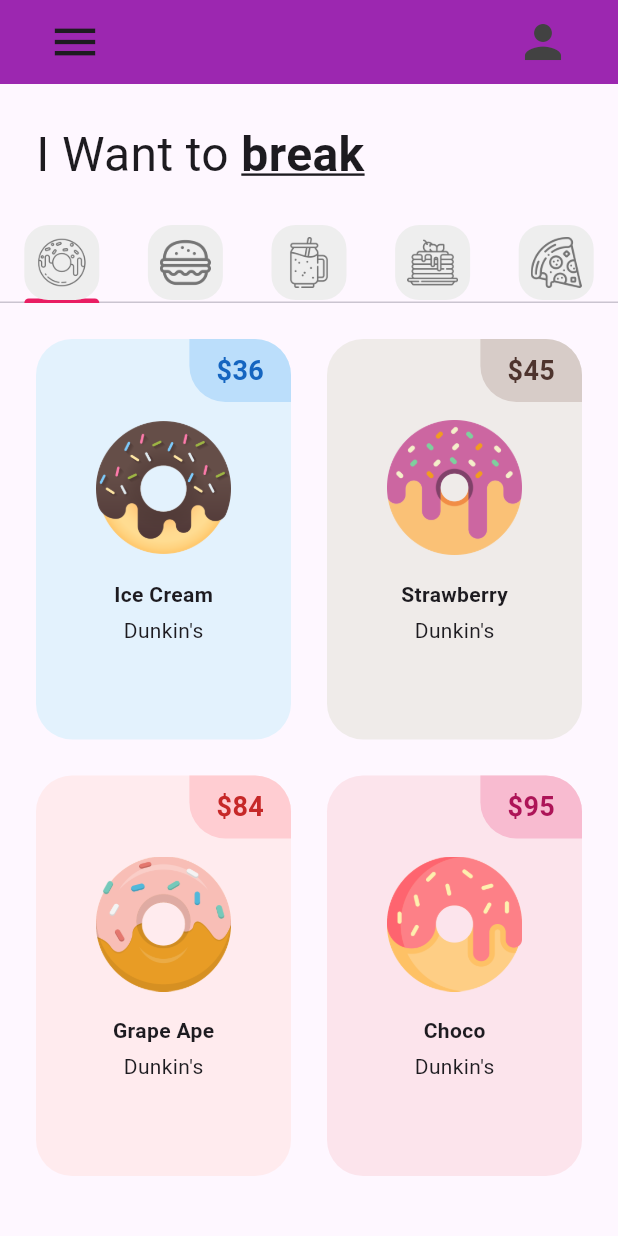
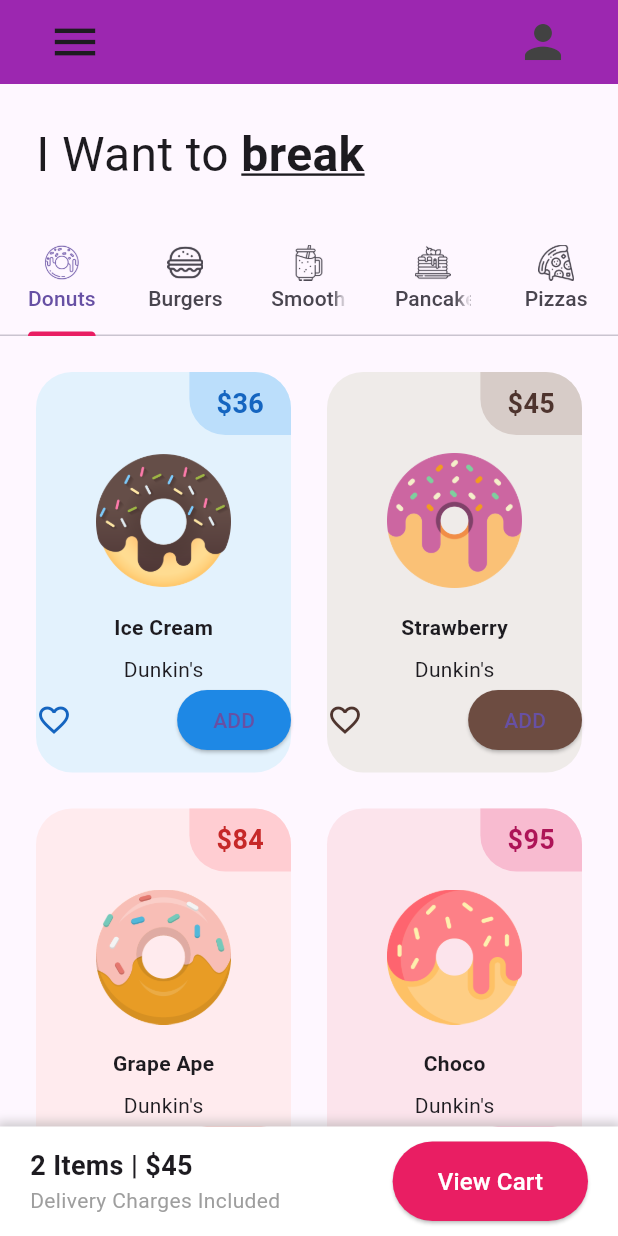
Before and after one commit to DiegoCruz117/reto1_donut_app_diego_cruz, a Flutter app: the screen it shows after launch, on a phone screen of 412 x 824 dp. Run offline on Flutter 3.47's test engine with Material 3 defaults, Android fonts, the light colour scheme and no system bars.

Commit message:
cierre_de_practica_1

```diff
--- a/lib/main.dart
+++ b/lib/main.dart
@@ -11,6 +11,7 @@
   @override
   Widget build(BuildContext context) {
     return  MaterialApp(
+      debugShowCheckedModeBanner: false,
       home: const HomePage(),
       theme: ThemeData(
         tabBarTheme: const TabBarTheme(indicatorColor: Colors.pink)),
--- a/lib/pages/home_page.dart
+++ b/lib/pages/home_page.dart
@@ -4,7 +4,6 @@
 import '../tab/pancake_tab.dart';
 import '../tab/pizza_tab.dart';
 import '../tab/smoothie_tab.dart';
-import '../utils/my_tab.dart';
 
 class HomePage extends StatefulWidget {
   const HomePage({super.key});
@@ -16,65 +15,166 @@
 class _HomePageState extends State<HomePage> {
   @override
   Widget build(BuildContext context) {
+    List<Tab> myTabs = [
+    // Donut tab
+    Tab(
+      icon: const ImageIcon(AssetImage('lib/icons/donut.png')),
+      text: 'Donuts', // Nombre del tab
+    ),
 
-    // ignore: unused_local_variable
-    List<Widget> myTabs = [
-      //donut tab
-      const MyTab(iconPath: 'lib/icons/donut.png',),
-      //burguer tab
-      const MyTab(iconPath: 'lib/icons/burger.png',),
-      //smoothie tab
-      const MyTab(iconPath: 'lib/icons/smoothie.png',),
-      //pancake tab
-      const MyTab(iconPath: 'lib/icons/pancakes.png',),
-      //pizza tab
-      const MyTab(iconPath: 'lib/icons/pizza.png',),
+    // Burger tab
+    Tab(
+      icon: const ImageIcon(AssetImage('lib/icons/burger.png')),
+      text: 'Burgers', // Nombre del tab
+    ),
+
+    // Smoothie tab
+    Tab(
+      icon: const ImageIcon(AssetImage('lib/icons/smoothie.png')),
+      text: 'Smoothies', // Nombre del tab
+    ),
+
+    // Pancake tab
+    Tab(
+      icon: const ImageIcon(AssetImage('lib/icons/pancakes.png')),
+      text: 'Pancakes', // Nombre del tab
+    ),
+
+    // Pizza tab
+    Tab(
+      icon: const ImageIcon(AssetImage('lib/icons/pizza.png')),
+      text: 'Pizzas', // Nombre del tab
+    ),
   ];
+
     return DefaultTabController(
       length: myTabs.length,
       child: Scaffold(
         appBar: AppBar(
           backgroundColor: Colors.purple,
           leading: Padding(
-            padding: const EdgeInsets.only(left:24.0),
-            child: IconButton(icon: Icon(Icons.menu, color: Colors.grey[1200], size: 36), onPressed: () { print('No sé programar'); },),
+            padding: const EdgeInsets.only(left: 24.0),
+            child: IconButton(
+              icon: Icon(Icons.menu, color: Colors.grey[1200], size: 36),
+              onPressed: () {
+                print('No sé programar');
+              },
+            ),
           ),
           actions: [
             Padding(
-              padding: const EdgeInsets.only(right:24.0),
-              child: IconButton(icon: Icon(Icons.person, color: Colors.grey[800],size: 36), onPressed: () { print('otro'); },),
-            )
+              padding: const EdgeInsets.only(right: 24.0),
+              child: IconButton(
+                icon: Icon(Icons.person, color: Colors.grey[800], size: 36),
+                onPressed: () {
+                  print('otro');
+                },
+              ),
+            ),
           ],
         ),
-        body: Column(children: [
-          //texto
+        body: Column(
+          children: [
+            // Texto
             const Padding(
               padding: EdgeInsets.all(24.0),
               child: Row(
                 children: [
                   Text('I Want to ', style: TextStyle(fontSize: 32)),
-                Text('break', style: TextStyle(fontSize: 32,fontWeight: FontWeight.bold,decoration: TextDecoration.underline)),
+                  Text('break',
+                      style: TextStyle(
+                          fontSize: 32,
+                          fontWeight: FontWeight.bold,
+                          decoration: TextDecoration.underline)),
                 ],
               ),
             ),
-          //Tap_bar
+            // Tab bar
             TabBar(tabs: myTabs),
-          //Tap_bar_view
-          Expanded(child: TabBarView(children: [
-            //Donut tab
+            // Tab bar view
+            Expanded(
+              child: TabBarView(
+                children: [
+                  // Donut tab
                   DonutTab(),
-            //Burger tab
+                  // Burger tab
                   BurgerTab(),
-            //Smoothie tab
+                  // Smoothie tab
                   SmoothieTab(),
-            //Pancake tab
+                  // Pancake tab
                   PancakeTab(),
-            //Pizza tab
+                  // Pizza tab
                   PizzaTab(),
-          ],),)
-          //Carrito
-        ],),
+                ],
+              ),
+            ),
+            // Carrito
+            Container(
+              padding: const EdgeInsets.symmetric(horizontal: 20, vertical: 10),
+              decoration: BoxDecoration(
+                color: Colors.white,
+                boxShadow: [
+                  BoxShadow(
+                    color: Colors.grey.withOpacity(0.5),
+                    spreadRadius: 2,
+                    blurRadius: 5,
+                    offset: const Offset(0, -1), // Sombra hacia arriba
+                  ),
+                ],
+              ),
+              child: Row(
+                mainAxisAlignment: MainAxisAlignment.spaceBetween,
+                children: [
+                  Column(
+                    crossAxisAlignment: CrossAxisAlignment.start,
+                    children: const [
+                      Text(
+                        '2 Items | \$45',
+                        style: TextStyle(
+                          fontSize: 18,
+                          fontWeight: FontWeight.bold,
+                        ),
+                      ),
+                      Text(
+                        'Delivery Charges Included',
+                        style: TextStyle(
+                          color: Colors.grey,
+                        ),
+                      ),
+                    ],
+                  ),
+                  ElevatedButton(
+                    onPressed: () {
+                      // Acción del botón View Cart
+                    },
+                    style: ElevatedButton.styleFrom(
+                      backgroundColor: Colors.pink, // Color del botón
+                      padding: const EdgeInsets.symmetric(
+                          horizontal: 30, vertical: 15),
+                    ),
+                    child: const Text(
+                      'View Cart',
+                      style: TextStyle(
+                        color: Colors.white,
+                        fontSize: 16,
+                      ),
+                    ),
+                  ),
+                ],
+              ),
+            ),
+          ],
+        ),
       ),
     );
   }
 }
+
+void main() {
+  runApp(
+    const MaterialApp(
+      debugShowCheckedModeBanner: false,
+      home: HomePage(),
+    ),
+  );
+}
--- a/lib/tab/donut_tab.dart
+++ b/lib/tab/donut_tab.dart
@@ -4,6 +4,10 @@
 
 class DonutTab extends StatelessWidget {
   final List donutsOnsale = [
+    ["Ice Cream","36", Colors.blue,"lib/images/chocolate_donut.png"],
+    ["Strawberry","45", Colors.brown,"lib/images/grape_donut.png"],
+    ["Grape Ape","84", Colors.red,"lib/images/icecream_donut.png"],
+    ["Choco","95", Colors.pink,"lib/images/strawberry_donut.png"],
     ["Ice Cream","36", Colors.blue,"lib/images/chocolate_donut.png"],
     ["Strawberry","45", Colors.brown,"lib/images/grape_donut.png"],
     ["Grape Ape","84", Colors.red,"lib/images/icecream_donut.png"],
--- a/lib/utils/donut_tile.dart
+++ b/lib/utils/donut_tile.dart
@@ -46,8 +46,22 @@
           padding: const EdgeInsets.symmetric(horizontal: 40, vertical: 4),
           child: Text(donutFlavor, style: TextStyle(fontWeight: FontWeight.bold, fontSize: 14, color: donutColor[1000])),
         ),
+        const SizedBox(
+          height: 4,
+        ),
         const Text('Dunkin\'s'),
         //Love icon + add button
+        Row(
+          mainAxisAlignment: MainAxisAlignment.spaceBetween,
+          children: [
+            Icon(Icons.favorite_border, color: donutColor[800]),
+            ElevatedButton(
+              onPressed: () {},
+              style: ElevatedButton.styleFrom(backgroundColor: donutColor[600]),
+              child: const Text('ADD'),
+            ),
+          ],
+        ),
         ],
       ),
     ),);
--- a/lib/utils/my_tab.dart
+++ b/lib/utils/my_tab.dart
@@ -11,7 +11,7 @@
       child: Container(
         decoration: BoxDecoration(color:Colors.grey[200], borderRadius: BorderRadius.circular(16)),
         padding: const EdgeInsets.all(8),
-        child: Image.asset(iconPath,color: Colors.grey[600]),
+        child: Image.asset(iconPath,color: Colors.grey[600],),
       ),
     );
   }
```
Lines whose indentation alone changed are shown as unchanged.
